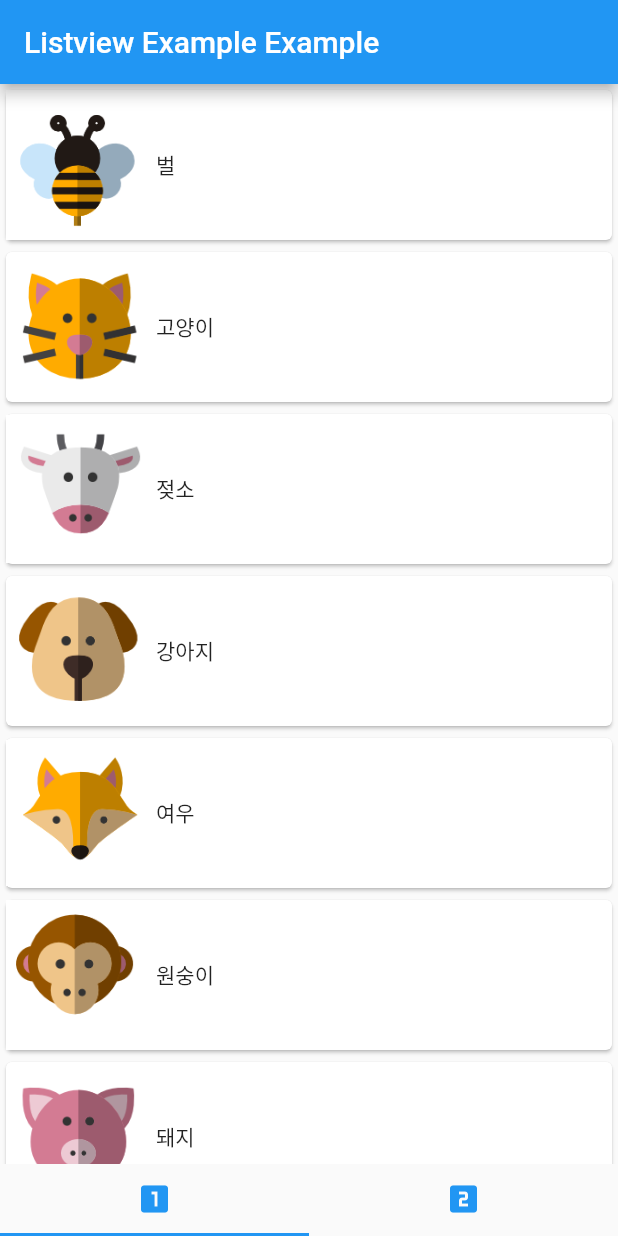
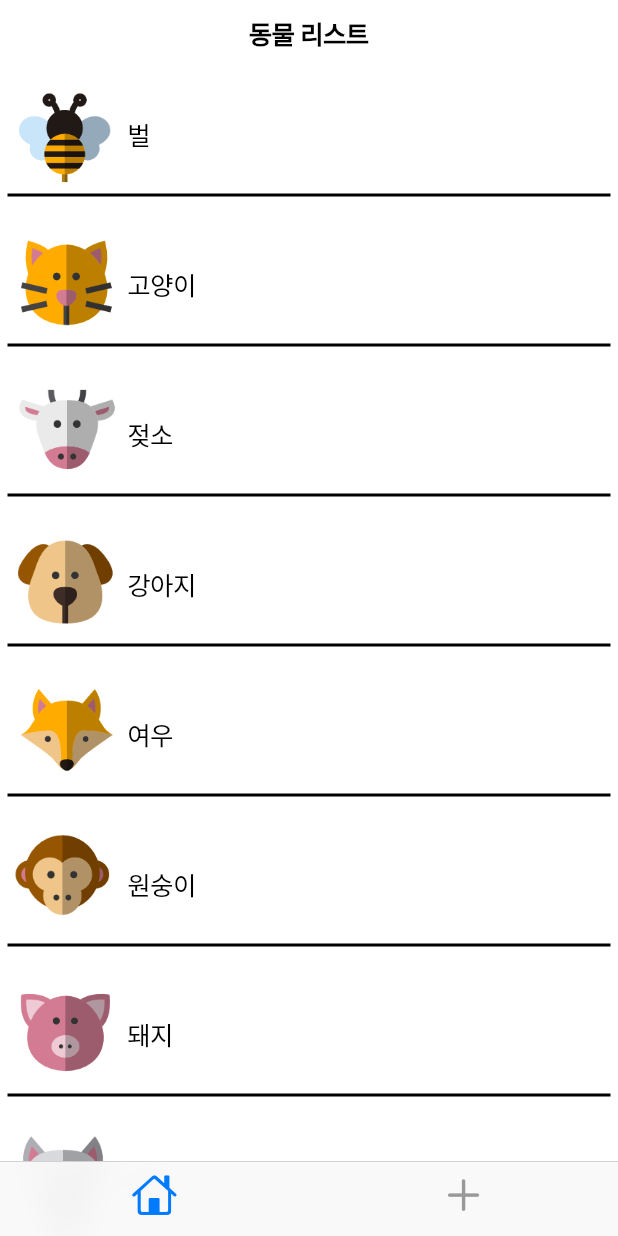
Before and after one commit to pti0904/listview_example, a Flutter app: the screen it shows after launch, on a phone screen of 412 x 824 dp. Run offline on Flutter 3.47's test engine with Material 2 defaults, Android fonts, the phone set to English and light mode, and no system bars.

Commit message:
쿠퍼티노스타일

```diff
--- a/lib/Sub/secondPage.dart
+++ b/lib/Sub/secondPage.dart
@@ -60,50 +60,50 @@ class _SecondApp extends State<SecondApp> {
                   child: Image.asset('repo/images/cow.png', width: 80),
                   onTap: () {
                     //_imagePath라는 이름이 아직 정의가 안됨
-                    _imagePath = 'repo/image/cow.png';
+                    _imagePath = 'repo/images/cow.png';
                   },
                 ),
                   GestureDetector(
                     child: Image.asset('repo/images/pig.png', width: 80),
                     onTap: () {
-                      _imagePath = 'repo/image/pig.png';
+                      _imagePath = 'repo/images/pig.png';
                     },
                   ),
                   GestureDetector(
                     child: Image.asset('repo/images/bee.png', width: 80),
                     onTap: () {
-                      _imagePath = 'repo/image/bee.png';
+                      _imagePath = 'repo/images/bee.png';
                     },
                   ),
                   GestureDetector(
                     child: Image.asset('repo/images/cat.png', width: 80),
                     onTap: () {
-                      _imagePath = 'repo/image/cat.png';
+                      _imagePath = 'repo/images/cat.png';
                     },
                   ),
                   GestureDetector(
                     child: Image.asset('repo/images/wolf.png', width: 80),
                     onTap: () {
                       //_imagePath라는 이름이 아직 정의가 안됨
-                      _imagePath = 'repo/image/wolf.png';
+                      _imagePath = 'repo/images/wolf.png';
                     },
                   ),
                   GestureDetector(
                     child: Image.asset('repo/images/dog.png', width: 80),
                     onTap: () {
-                      _imagePath = 'repo/image/dog.png';
+                      _imagePath = 'repo/images/dog.png';
                     },
                   ),
                   GestureDetector(
                     child: Image.asset('repo/images/fox.png', width: 80),
                     onTap: () {
-                      _imagePath = 'repo/image/fox.png';
+                      _imagePath = 'repo/images/fox.png';
                     },
                   ),
                   GestureDetector(
                     child: Image.asset('repo/images/monkey.png', width: 80),
                     onTap: () {
-                      _imagePath = 'repo/image/monkey.png';
+                      _imagePath = 'repo/images/monkey.png';
                     },
                   ),
                 ],
--- /dev/null
+++ b/lib/cupertinoMain.dart
@@ -0,0 +1,65 @@
+import 'package:flutter/cupertino.dart';
+import 'animalItem.dart';
+import 'iosSub/cupertinoFirstPage.dart';
+
+class CupertinoMain extends StatefulWidget {
+  //여기부터 다음 오버라이드 전까진 탭바 만들기
+
+
+  @override
+  State<StatefulWidget> createState() {
+  return _CupertinoMain();
+  }
+}
+
+//안드로이드 쓸때 화면 이상하면 글꼴 의심
+//화면 구성하는 기본 골격을 만듬
+class _CupertinoMain extends State<CupertinoMain> {
+  CupertinoTabBar? tabBar;
+  List<Animal> animalList=List.empty(growable:true);
+
+  @override
+  void initState(){
+    super.initState();
+    tabBar = CupertinoTabBar(items: <BottomNavigationBarItem>[
+      BottomNavigationBarItem(icon: Icon(CupertinoIcons.home)),
+      BottomNavigationBarItem(icon: Icon(CupertinoIcons.add)),
+    ]);
+
+    animalList.add(Animal(animalName: "벌", kind : "곤충", imagePath: "repo/images/bee.png"));
+    animalList.add(Animal(animalName: "고양이", kind : "포유류", imagePath: "repo/images/cat.png"));
+    animalList.add(Animal(animalName: "젖소", kind : "포유류", imagePath: "repo/images/cow.png"));
+    animalList.add(Animal(animalName: "강아지", kind : "포유류", imagePath: "repo/images/dog.png"));
+    animalList.add(Animal(animalName: "여우", kind : "포유류", imagePath: "repo/images/fox.png"));
+    animalList.add(Animal(animalName: "원숭이", kind : "영장류", imagePath: "repo/images/monkey.png"));
+    animalList.add(Animal(animalName: "돼지", kind : "포유류", imagePath: "repo/images/pig.png"));
+    animalList.add(Animal(animalName: "늑대", kind : "포유류", imagePath: "repo/images/wolf.png"));
+  }
+
+
+  @override
+  Widget build(BuildContext context) {
+    return CupertinoApp(
+      home: CupertinoTabScaffold(
+//build함수에 만들어 놓은 탭바에 넣음
+          tabBar: tabBar!,
+          tabBuilder: (context, value) {
+            if (value ==0) {
+              //CupertinoFirstPage반환
+              return CupertinoFirstPage(animalList: animalList,);
+
+            }else {
+              return Container(
+                child: Center(
+                  child: Text('cupertino tab 2'),
+                ),
+              );
+            }
+          }
+
+      ),
+    );
+  }
+}
+//main.dart파일 열고 이 파일 불러오고 main()함수에서 runApp()괄호 안을 CupertinoMain()으로 변경
+//그리고 실행해보면 탭바에 쿠퍼티노 디자인의 아이콘이 보임
--- /dev/null
+++ b/lib/iosSub/cupertinoFirstPage.dart
@@ -0,0 +1,67 @@
+import 'package:flutter/cupertino.dart';
+import 'package:flutter/material.dart';
+import '../animalItem.dart';
+import '../cupertinoMain.dart';
+
+class CupertinoFirstPage extends StatelessWidget {
+  final List<Animal> animalList;
+
+  const CupertinoFirstPage({Key? key, required this.animalList})
+      : super(key: key);
+
+  @override
+  Widget build(BuildContext context) {
+    return CupertinoPageScaffold(
+        navigationBar: CupertinoNavigationBar(
+          middle: Text('동물 리스트'),
+        ),
+        child: ListView.builder(
+          itemBuilder: (context, index) {
+            return Container(
+              padding: EdgeInsets.all(5),
+              height: 100,
+              child: Column(
+                children: <Widget>[
+                  Row(
+                    children: <Widget>[
+                      Image.asset(
+                        animalList[index].imagePath!,
+                        fit: BoxFit.contain,
+                        width: 80,
+                        height: 80,
+                      ),
+                      Text(animalList[index].animalName!)
+                    ],
+                  ),
+                  Container(
+                    height: 2,
+                    color: CupertinoColors.black,
+                  )
+                ],
+              ),
+            );
+          },
+          itemCount: animalList.length,
+        ));
+  }
+}
+
+/*),
+              ) ,
+              onTap: (){
+                showCupertinoDialog(context: context, builder: (context){
+                  return CupertinoAlertDialog(
+                    title: Text(animalList[index].animalName),
+                  );
+                });
+              },
+              onLongPress: (){
+                print('add fav');
+                favoriteList.add(Animal(animalName: animalList[index].animalName, kind: animalList[index].kind, imagePath: animalList[index].imagePath));
+              },
+            );
+          },
+          itemCount: animalList.length,
+        ));
+  }
+}*/
--- a/lib/main.dart
+++ b/lib/main.dart
@@ -2,9 +2,10 @@ import 'package:flutter/material.dart';
 import 'sub/firstPage.dart';
 import 'sub/secondPage.dart';
 import './animalItem.dart';
+import './cupertinoMain.dart';
 
 void main() {
-  runApp(const MyApp());
+  runApp(CupertinoMain());
 }
 
 class MyApp extends StatelessWidget {
```
